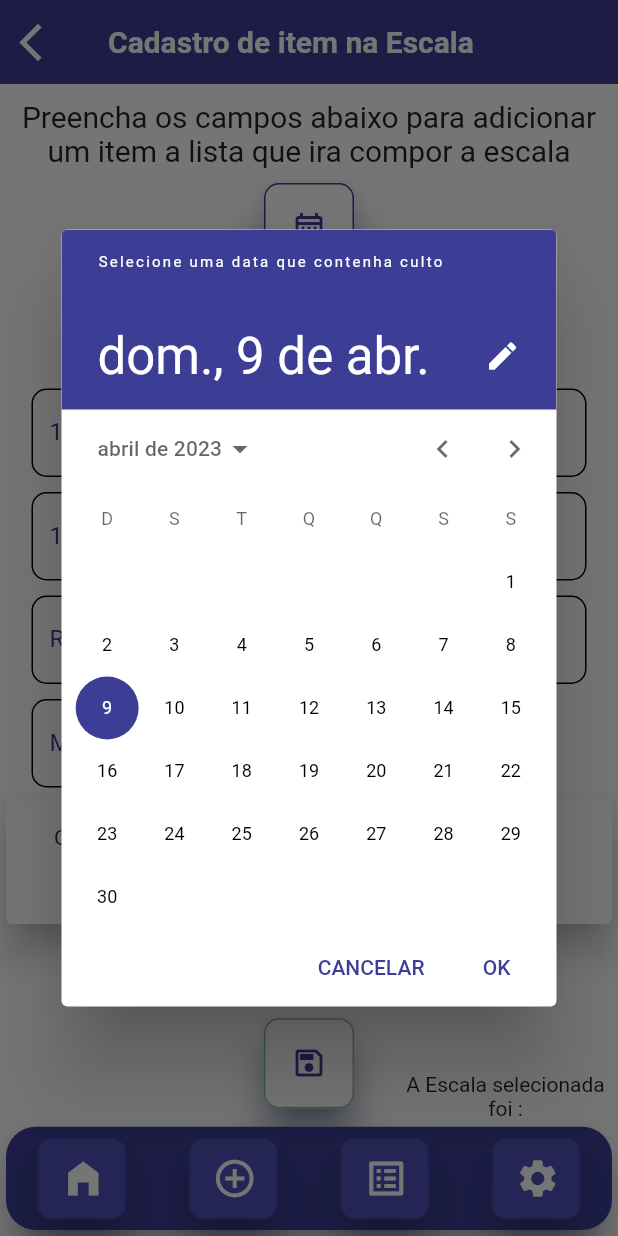
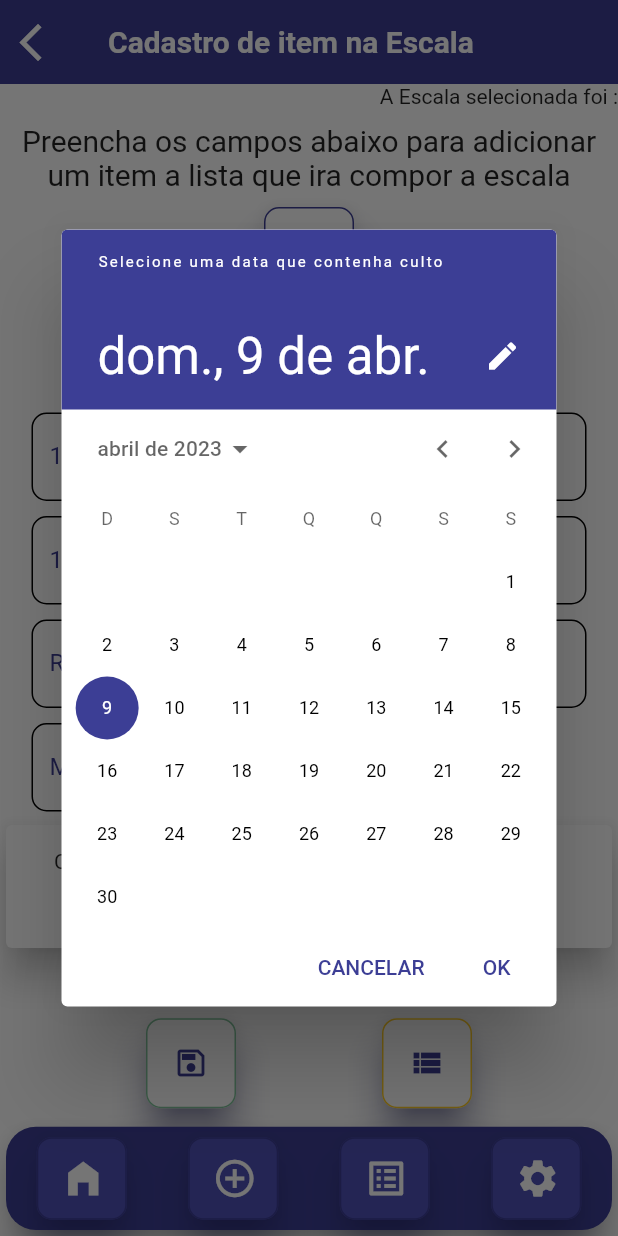
Before and after one commit to Tiodirca/SenturionScale, a Flutter app: the TelaCadastro screen opened directly with empty values, after a tap on the "date range" icon, on a phone screen of 412 x 824 dp. Run offline on Flutter 3.47's test engine with Material 2 defaults, Android fonts, the phone set to English and light mode, and no system bars; our stand-ins replace shared_preferences; accounts and stored records are empty; network calls fail.

```diff
--- a/lib/Telas/telaCadastro.dart
+++ b/lib/Telas/telaCadastro.dart
@@ -79,7 +79,10 @@ class _TelaCadastroState extends State<TelaCadastro> {
               if (_formKeyFormulario.currentState!.validate()) {
                 chamarAdicionarItensBancoDados();
               }
-            } else {
+            } else if(nomeBotao == Constantes.tipoIconeLista){
+              // Navigator.pushReplacementNamed(
+              //     context, Constantes.rotaTelaListagemTabelas);
+            }else {
               exibirDataPicker();
             }
           },
@@ -88,7 +91,10 @@ class _TelaCadastroState extends State<TelaCadastro> {
               if (nomeBotao == Constantes.tipoIconeSalvar) {
                 return const Icon(Icons.save_outlined,
                     color: PaletaCores.corAdtl);
-              } else {
+              } else if (nomeBotao == Constantes.tipoIconeLista) {
+                return const Icon(Icons.view_list,
+                    color: PaletaCores.corAdtl);
+              }else {
                 return const Icon(Icons.date_range_outlined,
                     color: PaletaCores.corAdtl);
               }
@@ -309,6 +315,13 @@ class _TelaCadastroState extends State<TelaCadastro> {
                                   width: larguraTela,
                                   child: Column(
                                     children: [
+                                      SizedBox(
+                                        width: larguraTela,
+                                        child: Text(
+                                            Textos.descricaoTabelaSelecionada +
+                                                widget.nomeTabela,
+                                            textAlign: TextAlign.end),
+                                      ),
                                       Container(
                                         margin: const EdgeInsets.symmetric(
                                             vertical: 10.0, horizontal: 0),
@@ -426,24 +439,17 @@ class _TelaCadastroState extends State<TelaCadastro> {
                                 ))),
                             Expanded(
                               flex: 1,
-                              child: Stack(
-                                alignment: Alignment.bottomRight,
+                              child: Row(
+                                mainAxisAlignment: MainAxisAlignment.spaceEvenly,
                                 children: [
-                                  SizedBox(
-                                    width: 150,
-                                    child: Text(
-                                        Textos.descricaoTabelaSelecionada +
-                                            widget.nomeTabela,
-                                        textAlign: TextAlign.center),
-                                  ),
-                                  Positioned(
-                                      child: Center(
-                                    child: botoesAcoes(
-                                        Constantes.tipoIconeSalvar,
-                                        PaletaCores.corVerdeCiano),
-                                  )),
+                                  botoesAcoes(
+                                      Constantes.tipoIconeSalvar,
+                                      PaletaCores.corVerdeCiano),
+                                  botoesAcoes(
+                                      Constantes.tipoIconeLista,
+                                      PaletaCores.corAdtlLetras),
                                 ],
-                              ),
+                              )
                             ),
                             const Expanded(flex: 1, child: BarraNavegacao())
                           ],
```
